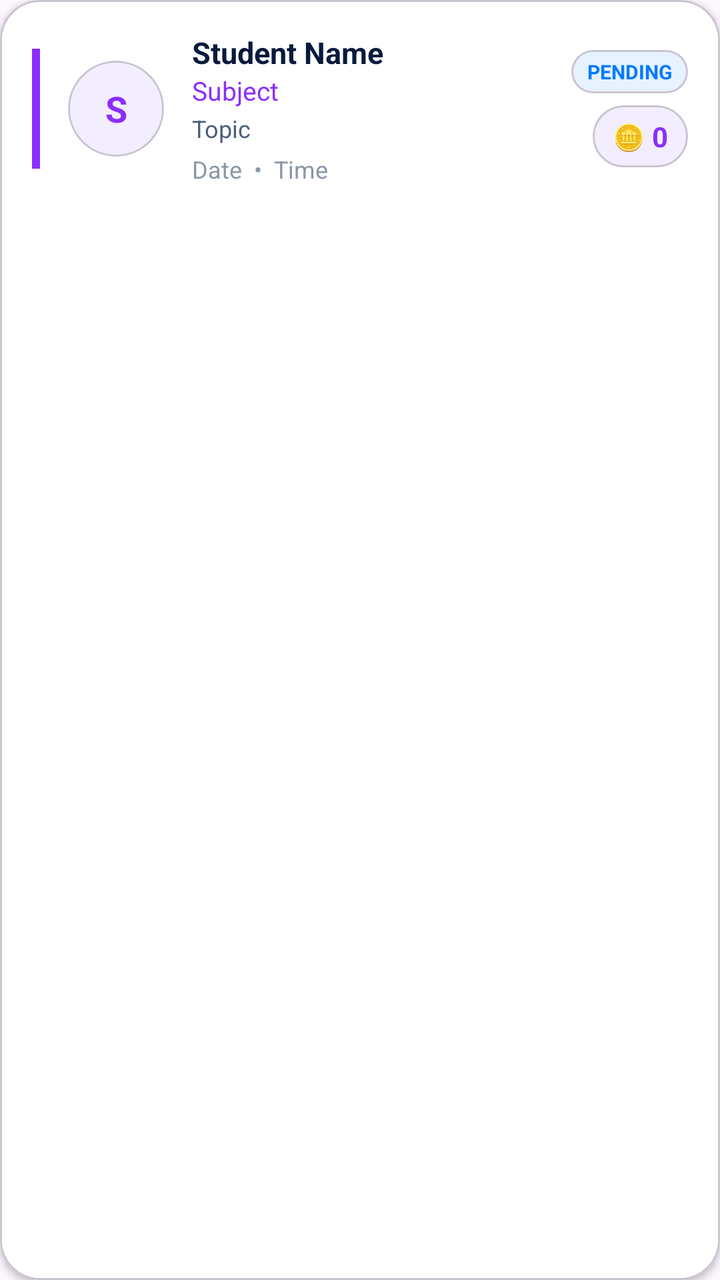
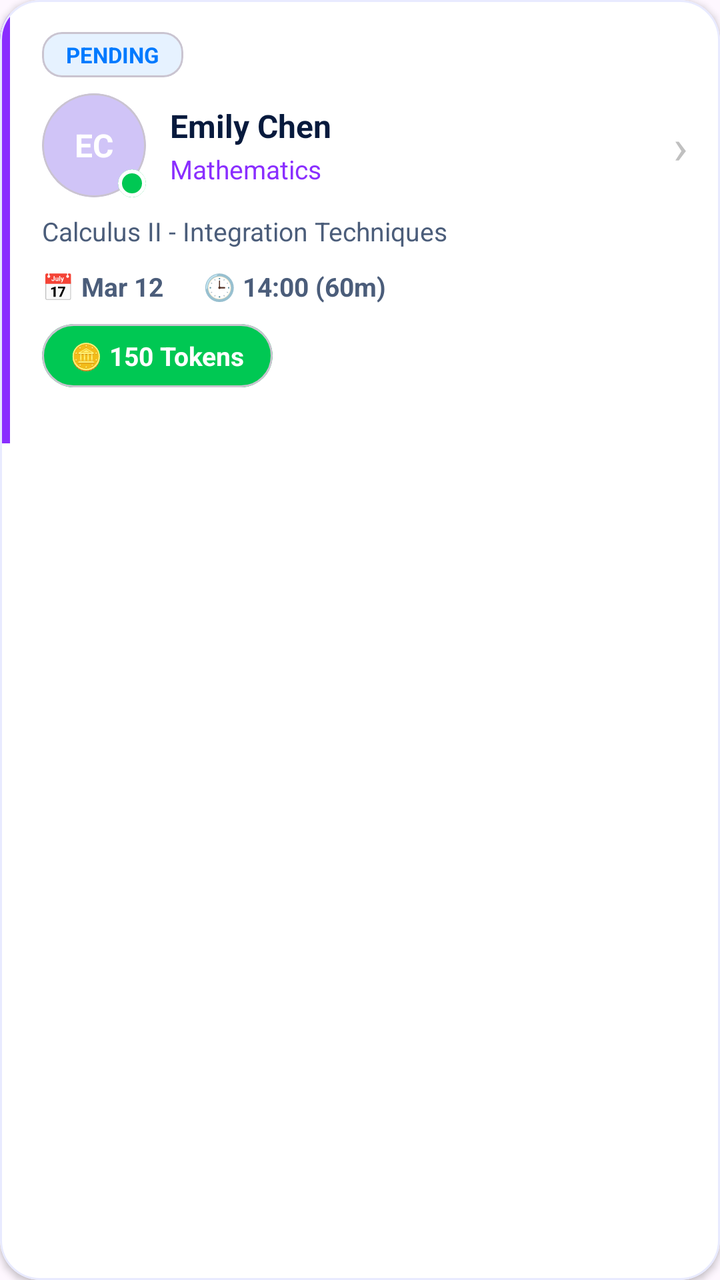

An Android layout rendered at two revisions. The XML below is the earlier revision; the diff shows what the commit changed to produce the second picture.
<!-- AndroidManifest.xml: application theme Theme.PeerTutoringApollo -->
<!-- res/layout/item_tutor_request_card.xml -->
<?xml version="1.0" encoding="utf-8"?>
<com.google.android.material.card.MaterialCardView
    xmlns:android="http://schemas.android.com/apk/res/android"
    xmlns:app="http://schemas.android.com/apk/res-auto"
    android:layout_width="match_parent" android:layout_height="wrap_content"
    android:layout_marginBottom="12dp"
    app:cardCornerRadius="20dp" app:cardBackgroundColor="#FFFFFF" app:cardElevation="2dp"
    android:clickable="true" android:focusable="true">

    <LinearLayout android:layout_width="match_parent" android:layout_height="wrap_content"
        android:orientation="horizontal" android:padding="16dp" android:gravity="center_vertical">

        
        <View android:id="@+id/viewAccentBar"
            android:layout_width="4dp" android:layout_height="60dp"
            android:layout_marginEnd="14dp"
            android:background="#8A2EFF"/>

        
        <com.google.android.material.card.MaterialCardView android:id="@+id/cardStudentAvatar"
            android:layout_width="48dp" android:layout_height="48dp" android:layout_marginEnd="14dp"
            app:cardCornerRadius="24dp" app:cardBackgroundColor="#F3EEFF" app:cardElevation="0dp">
            <TextView android:id="@+id/tvStudentInitials"
                android:layout_width="match_parent" android:layout_height="match_parent"
                android:gravity="center" android:text="S" android:textColor="#8A2EFF"
                android:textSize="18sp" android:textStyle="bold"/>
        </com.google.android.material.card.MaterialCardView>

        
        <LinearLayout android:layout_width="0dp" android:layout_height="wrap_content"
            android:layout_weight="1" android:orientation="vertical">
            <TextView android:id="@+id/tvStudentName"
                android:layout_width="wrap_content" android:layout_height="wrap_content"
                android:text="Student Name" android:textColor="#071A3D"
                android:textSize="15sp" android:textStyle="bold"/>
            <TextView android:id="@+id/tvSubject"
                android:layout_width="wrap_content" android:layout_height="wrap_content"
                android:text="Subject" android:textColor="#8A2EFF" android:textSize="13sp"/>
            <TextView android:id="@+id/tvTopic"
                android:layout_width="wrap_content" android:layout_height="wrap_content"
                android:text="Topic" android:textColor="#4B5D7A" android:textSize="12sp"
                android:layout_marginTop="2dp"/>
            <LinearLayout android:layout_width="wrap_content" android:layout_height="wrap_content"
                android:orientation="horizontal" android:layout_marginTop="4dp">
                <TextView android:id="@+id/tvDate"
                    android:layout_width="wrap_content" android:layout_height="wrap_content"
                    android:text="Date" android:textColor="#8B97A8" android:textSize="12sp"/>
                <TextView android:layout_width="wrap_content" android:layout_height="wrap_content"
                    android:text="  •  " android:textColor="#8B97A8" android:textSize="12sp"/>
                <TextView android:id="@+id/tvTime"
                    android:layout_width="wrap_content" android:layout_height="wrap_content"
                    android:text="Time" android:textColor="#8B97A8" android:textSize="12sp"/>
            </LinearLayout>
        </LinearLayout>

        
        <LinearLayout
            android:layout_width="wrap_content"
            android:layout_height="wrap_content"
            android:orientation="vertical"
            android:gravity="end">

            <com.google.android.material.card.MaterialCardView
                android:id="@+id/cardStatusBadge"
                android:layout_width="wrap_content"
                android:layout_height="wrap_content"
                android:layout_marginBottom="6dp"
                app:cardCornerRadius="12dp"
                app:cardBackgroundColor="#E6F2FF"
                app:cardElevation="0dp">
                <TextView
                    android:id="@+id/tvStatusBadge"
                    android:layout_width="wrap_content"
                    android:layout_height="wrap_content"
                    android:text="PENDING"
                    android:textColor="#007AFF"
                    android:textSize="10sp"
                    android:textStyle="bold"
                    android:paddingHorizontal="8dp"
                    android:paddingVertical="4dp"/>
            </com.google.android.material.card.MaterialCardView>

            <com.google.android.material.card.MaterialCardView
                android:layout_width="wrap_content" android:layout_height="wrap_content"
                app:cardCornerRadius="20dp" app:cardBackgroundColor="#F3EEFF" app:cardElevation="0dp">
                <LinearLayout android:layout_width="wrap_content" android:layout_height="wrap_content"
                    android:orientation="horizontal" android:gravity="center_vertical"
                    android:paddingHorizontal="10dp" android:paddingVertical="6dp">
                    <TextView android:layout_width="wrap_content" android:layout_height="wrap_content"
                        android:text="🪙 " android:textSize="13sp"/>
                    <TextView android:id="@+id/tvTokens"
                        android:layout_width="wrap_content" android:layout_height="wrap_content"
                        android:text="0" android:textColor="#8A2EFF" android:textSize="14sp" android:textStyle="bold"/>
                </LinearLayout>
            </com.google.android.material.card.MaterialCardView>
        </LinearLayout>
    </LinearLayout>
</com.google.android.material.card.MaterialCardView>
<!-- resources referenced by this layout -->
<resources>
  <style name="Theme.PeerTutoringApollo" parent="Base.Theme.PeerTutoringApollo" />
  <style name="Base.Theme.PeerTutoringApollo" parent="Theme.Material3.DayNight.NoActionBar">
          
          
      </style>
</resources>

<!-- the commit's change to res/layout/item_tutor_request_card.xml (unified diff, before → after) -->
@@ -2,97 +2,304 @@
 <com.google.android.material.card.MaterialCardView
     xmlns:android="http://schemas.android.com/apk/res/android"
     xmlns:app="http://schemas.android.com/apk/res-auto"
-    android:layout_width="match_parent" android:layout_height="wrap_content"
-    android:layout_marginBottom="12dp"
-    app:cardCornerRadius="20dp" app:cardBackgroundColor="#FFFFFF" app:cardElevation="2dp"
-    android:clickable="true" android:focusable="true">
-
-    <LinearLayout android:layout_width="match_parent" android:layout_height="wrap_content"
-        android:orientation="horizontal" android:padding="16dp" android:gravity="center_vertical">
+    android:layout_width="match_parent"
+    android:layout_height="wrap_content"
+    android:layout_marginBottom="14dp"
+    app:cardCornerRadius="20dp"
+    app:cardBackgroundColor="#FFFFFF"
+    app:cardElevation="2dp"
+    app:strokeColor="#E8EAFF"
+    app:strokeWidth="1dp">
+
+    <LinearLayout
+        android:layout_width="match_parent"
+        android:layout_height="wrap_content"
+        android:orientation="horizontal">
 
         
-        <View android:id="@+id/viewAccentBar"
-            android:layout_width="4dp" android:layout_height="60dp"
-            android:layout_marginEnd="14dp"
-            android:background="#8A2EFF"/>
-
-        
-        <com.google.android.material.card.MaterialCardView android:id="@+id/cardStudentAvatar"
-            android:layout_width="48dp" android:layout_height="48dp" android:layout_marginEnd="14dp"
-            app:cardCornerRadius="24dp" app:cardBackgroundColor="#F3EEFF" app:cardElevation="0dp">
-            <TextView android:id="@+id/tvStudentInitials"
-                android:layout_width="match_parent" android:layout_height="match_parent"
-                android:gravity="center" android:text="S" android:textColor="#8A2EFF"
-                android:textSize="18sp" android:textStyle="bold"/>
-        </com.google.android.material.card.MaterialCardView>
-
-        
-        <LinearLayout android:layout_width="0dp" android:layout_height="wrap_content"
-            android:layout_weight="1" android:orientation="vertical">
-            <TextView android:id="@+id/tvStudentName"
-                android:layout_width="wrap_content" android:layout_height="wrap_content"
-                android:text="Student Name" android:textColor="#071A3D"
-                android:textSize="15sp" android:textStyle="bold"/>
-            <TextView android:id="@+id/tvSubject"
-                android:layout_width="wrap_content" android:layout_height="wrap_content"
-                android:text="Subject" android:textColor="#8A2EFF" android:textSize="13sp"/>
-            <TextView android:id="@+id/tvTopic"
-                android:layout_width="wrap_content" android:layout_height="wrap_content"
-                android:text="Topic" android:textColor="#4B5D7A" android:textSize="12sp"
-                android:layout_marginTop="2dp"/>
-            <LinearLayout android:layout_width="wrap_content" android:layout_height="wrap_content"
-                android:orientation="horizontal" android:layout_marginTop="4dp">
-                <TextView android:id="@+id/tvDate"
-                    android:layout_width="wrap_content" android:layout_height="wrap_content"
-                    android:text="Date" android:textColor="#8B97A8" android:textSize="12sp"/>
-                <TextView android:layout_width="wrap_content" android:layout_height="wrap_content"
-                    android:text="  •  " android:textColor="#8B97A8" android:textSize="12sp"/>
-                <TextView android:id="@+id/tvTime"
-                    android:layout_width="wrap_content" android:layout_height="wrap_content"
-                    android:text="Time" android:textColor="#8B97A8" android:textSize="12sp"/>
-            </LinearLayout>
-        </LinearLayout>
+        <View
+            android:id="@+id/viewAccentBar"
+            android:layout_width="5dp"
+            android:layout_height="match_parent"
+            android:background="#8A2EFF" />
 
         
         <LinearLayout
-            android:layout_width="wrap_content"
+            android:layout_width="0dp"
             android:layout_height="wrap_content"
+            android:layout_weight="1"
             android:orientation="vertical"
-            android:gravity="end">
-
-            <com.google.android.material.card.MaterialCardView
-                android:id="@+id/cardStatusBadge"
-                android:layout_width="wrap_content"
-                android:layout_height="wrap_content"
-                android:layout_marginBottom="6dp"
-                app:cardCornerRadius="12dp"
-                app:cardBackgroundColor="#E6F2FF"
-                app:cardElevation="0dp">
+            android:padding="16dp">
+
+            
+            <LinearLayout
+                android:layout_width="match_parent"
+                android:layout_height="wrap_content"
+                android:orientation="horizontal"
+                android:gravity="center_vertical"
+                android:layout_marginBottom="8dp">
+
+                <com.google.android.material.card.MaterialCardView
+                    android:id="@+id/cardStatusBadge"
+                    android:layout_width="wrap_content"
+                    android:layout_height="wrap_content"
+                    app:cardCornerRadius="10dp"
+                    app:cardBackgroundColor="#E6F2FF"
+                    app:cardElevation="0dp">
+                    <TextView
+                        android:id="@+id/tvStatusBadge"
+                        android:layout_width="wrap_content"
+                        android:layout_height="wrap_content"
+                        android:paddingHorizontal="12dp"
+                        android:paddingVertical="4dp"
+                        android:text="PENDING"
+                        android:textColor="#007AFF"
+                        android:textSize="11sp"
+                        android:textStyle="bold" />
+                </com.google.android.material.card.MaterialCardView>
+
+                
+                <com.google.android.material.card.MaterialCardView
+                    android:id="@+id/cardPaymentBadge"
+                    android:layout_width="wrap_content"
+                    android:layout_height="wrap_content"
+                    android:layout_marginStart="8dp"
+                    android:visibility="gone"
+                    app:cardCornerRadius="10dp"
+                    app:cardBackgroundColor="#E8F5E9"
+                    app:cardElevation="0dp">
+                    <TextView
+                        android:id="@+id/tvPaymentBadge"
+                        android:layout_width="wrap_content"
+                        android:layout_height="wrap_content"
+                        android:paddingHorizontal="10dp"
+                        android:paddingVertical="4dp"
+                        android:text="🔒 HELD"
+                        android:textColor="#089A3C"
+                        android:textSize="10sp"
+                        android:textStyle="bold" />
+                </com.google.android.material.card.MaterialCardView>
+            </LinearLayout>
+
+            
+            <LinearLayout
+                android:layout_width="match_parent"
+                android:layout_height="wrap_content"
+                android:orientation="horizontal"
+                android:gravity="center_vertical"
+                android:layout_marginBottom="8dp">
+
+                <FrameLayout
+                    android:layout_width="52dp"
+                    android:layout_height="52dp"
+                    android:layout_marginEnd="12dp">
+
+                    <com.google.android.material.card.MaterialCardView
+                        android:layout_width="52dp"
+                        android:layout_height="52dp"
+                        app:cardCornerRadius="26dp"
+                        app:cardBackgroundColor="#D0C4F7"
+                        app:cardElevation="0dp">
+                        <FrameLayout android:layout_width="match_parent" android:layout_height="match_parent">
+                            <TextView
+                                android:id="@+id/tvStudentInitials"
+                                android:layout_width="match_parent"
+                                android:layout_height="match_parent"
+                                android:gravity="center"
+                                android:text="EC"
+                                android:textColor="#FFFFFF"
+                                android:textSize="16sp"
+                                android:textStyle="bold" />
+                            <ImageView
+                                android:id="@+id/ivStudentPhoto"
+                                android:layout_width="match_parent"
+                                android:layout_height="match_parent"
+                                android:scaleType="centerCrop"
+                                android:visibility="gone"
+                                android:contentDescription="Student photo"/>
+                        </FrameLayout>
+                    </com.google.android.material.card.MaterialCardView>
+
+                    <com.google.android.material.card.MaterialCardView
+                        android:layout_width="14dp"
+                        android:layout_height="14dp"
+                        android:layout_gravity="bottom|end"
+                        app:cardCornerRadius="7dp"
+                        app:cardBackgroundColor="#00C853"
+                        app:cardElevation="0dp"
+                        app:strokeColor="#FFFFFF"
+                        app:strokeWidth="2dp">
+                        <View android:layout_width="match_parent" android:layout_height="match_parent" />
+                    </com.google.android.material.card.MaterialCardView>
+                </FrameLayout>
+
+                <LinearLayout
+                    android:layout_width="0dp"
+                    android:layout_height="wrap_content"
+                    android:layout_weight="1"
+                    android:orientation="vertical">
+
+                    <TextView
+                        android:id="@+id/tvStudentName"
+                        android:layout_width="wrap_content"
+                        android:layout_height="wrap_content"
+                        android:text="Emily Chen"
+                        android:textColor="#071A3D"
+                        android:textSize="16sp"
+                        android:textStyle="bold" />
+
+                    <TextView
+                        android:id="@+id/tvSubject"
+                        android:layout_width="wrap_content"
+                        android:layout_height="wrap_content"
+                        android:text="Mathematics"
+                        android:textColor="#8A2EFF"
+                        android:textSize="13sp"
+                        android:layout_marginTop="2dp" />
+                </LinearLayout>
+
                 <TextView
-                    android:id="@+id/tvStatusBadge"
-                    android:layout_width="wrap_content"
-                    android:layout_height="wrap_content"
-                    android:text="PENDING"
-                    android:textColor="#007AFF"
-                    android:textSize="10sp"
+                    android:layout_width="wrap_content"
+                    android:layout_height="wrap_content"
+                    android:text="›"
+                    android:textColor="#C0C0C0"
+                    android:textSize="24sp" />
+            </LinearLayout>
+
+            
+            <TextView
+                android:id="@+id/tvTopic"
+                android:layout_width="match_parent"
+                android:layout_height="wrap_content"
+                android:text="Calculus II - Integration Techniques"
+                android:textColor="#4B5D7A"
+                android:textSize="13sp"
+                android:layout_marginBottom="10dp" />
+
+            
+            <LinearLayout
+                android:layout_width="match_parent"
+                android:layout_height="wrap_content"
+                android:orientation="horizontal"
+                android:gravity="center_vertical"
+                android:layout_marginBottom="10dp">
+
+                <LinearLayout
+                    android:layout_width="wrap_content"
+                    android:layout_height="wrap_content"
+                    android:orientation="horizontal"
+                    android:gravity="center_vertical"
+                    android:layout_marginEnd="20dp">
+                    <TextView android:layout_width="wrap_content" android:layout_height="wrap_content" android:text="📅 " android:textSize="13sp" android:textColor="#0062FF" />
+                    <TextView
+                        android:id="@+id/tvDate"
+                        android:layout_width="wrap_content"
+                        android:layout_height="wrap_content"
+                        android:text="Mar 12"
+                        android:textColor="#4B5D7A"
+                        android:textSize="13sp"
+                        android:textStyle="bold" />
+                </LinearLayout>
+
+                <LinearLayout
+                    android:layout_width="wrap_content"
+                    android:layout_height="wrap_content"
+                    android:orientation="horizontal"
+                    android:gravity="center_vertical">
+                    <TextView android:layout_width="wrap_content" android:layout_height="wrap_content" android:text="🕒 " android:textSize="13sp" android:textColor="#00C853" />
+                    <TextView
+                        android:id="@+id/tvTime"
+                        android:layout_width="wrap_content"
+                        android:layout_height="wrap_content"
+                        android:text="14:00 (60m)"
+                        android:textColor="#4B5D7A"
+                        android:textSize="13sp"
+                        android:textStyle="bold" />
+                </LinearLayout>
+            </LinearLayout>
+
+            
+            <LinearLayout
+                android:layout_width="match_parent"
+                android:layout_height="wrap_content"
+                android:orientation="horizontal"
+                android:gravity="center_vertical"
+                android:layout_marginBottom="12dp">
+
+                <com.google.android.material.card.MaterialCardView
+                    android:layout_width="wrap_content"
+                    android:layout_height="wrap_content"
+                    app:cardCornerRadius="20dp"
+                    app:cardBackgroundColor="#00C853"
+                    app:cardElevation="0dp">
+                    <LinearLayout
+                        android:layout_width="wrap_content"
+                        android:layout_height="wrap_content"
+                        android:orientation="horizontal"
+                        android:gravity="center_vertical"
+                        android:paddingHorizontal="14dp"
+                        android:paddingVertical="7dp">
+                        <TextView android:layout_width="wrap_content" android:layout_height="wrap_content" android:text="🪙 " android:textSize="13sp" />
+                        <TextView
+                            android:id="@+id/tvTokens"
+                            android:layout_width="wrap_content"
+                            android:layout_height="wrap_content"
+                            android:text="150 Tokens"
+                            android:textColor="#FFFFFF"
+                            android:textSize="13sp"
+                            android:textStyle="bold" />
+                    </LinearLayout>
+                </com.google.android.material.card.MaterialCardView>
+
+                
+                <TextView
+                    android:id="@+id/tvViewEarnings"
+                    android:layout_width="wrap_content"
+                    android:layout_height="wrap_content"
+                    android:layout_marginStart="12dp"
+                    android:text="💰 View Earnings"
+                    android:textColor="#8A2EFF"
+                    android:textSize="13sp"
                     android:textStyle="bold"
-                    android:paddingHorizontal="8dp"
-                    android:paddingVertical="4dp"/>
-            </com.google.android.material.card.MaterialCardView>
-
-            <com.google.android.material.card.MaterialCardView
-                android:layout_width="wrap_content" android:layout_height="wrap_content"
-                app:cardCornerRadius="20dp" app:cardBackgroundColor="#F3EEFF" app:cardElevation="0dp">
-                <LinearLayout android:layout_width="wrap_content" android:layout_height="wrap_content"
-                    android:orientation="horizontal" android:gravity="center_vertical"
-                    android:paddingHorizontal="10dp" android:paddingVertical="6dp">
-                    <TextView android:layout_width="wrap_content" android:layout_height="wrap_content"
-                        android:text="🪙 " android:textSize="13sp"/>
-                    <TextView android:id="@+id/tvTokens"
-                        android:layout_width="wrap_content" android:layout_height="wrap_content"
-                        android:text="0" android:textColor="#8A2EFF" android:textSize="14sp" android:textStyle="bold"/>
-                </LinearLayout>
-            </com.google.android.material.card.MaterialCardView>
+                    android:visibility="gone" />
+            </LinearLayout>
+
+            
+            <LinearLayout
+                android:id="@+id/layoutActionButtons"
+                android:layout_width="match_parent"
+                android:layout_height="wrap_content"
+                android:orientation="horizontal"
+                android:visibility="gone">
+
+                <Button
+                    android:id="@+id/btnAccept"
+                    android:layout_width="0dp"
+                    android:layout_height="44dp"
+                    android:layout_weight="1"
+                    android:layout_marginEnd="8dp"
+                    android:text="✓ Accept"
+                    android:textColor="#FFFFFF"
+                    android:textSize="14sp"
+                    android:textStyle="bold"
+                    android:backgroundTint="#089A3C"
+                    android:textAllCaps="false"
+                    app:cornerRadius="22dp" />
+
+                <Button
+                    android:id="@+id/btnDecline"
+                    android:layout_width="0dp"
+                    android:layout_height="44dp"
+                    android:layout_weight="1"
+                    android:text="✗ Decline"
+                    android:textColor="#FFFFFF"
+                    android:textSize="14sp"
+                    android:textStyle="bold"
+                    android:backgroundTint="#FF3B30"
+                    android:textAllCaps="false"
+                    app:cornerRadius="22dp" />
+            </LinearLayout>
+
         </LinearLayout>
     </LinearLayout>
 </com.google.android.material.card.MaterialCardView>
